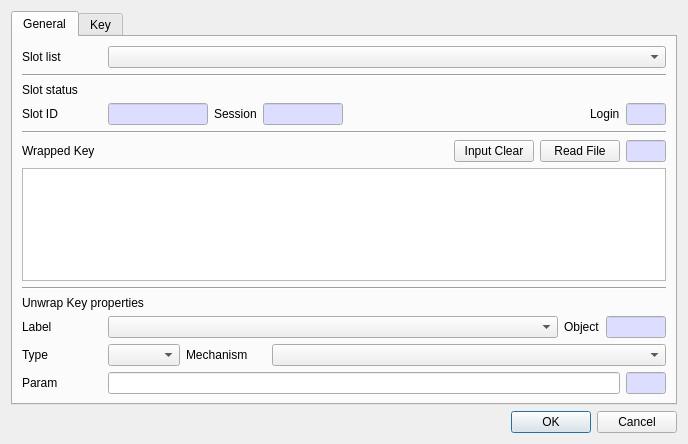
The window that CryptokiMan/unwrap_key_dlg.ui (jykim74/CryptokiMan) describes before a commit, drawn with Qt 5.
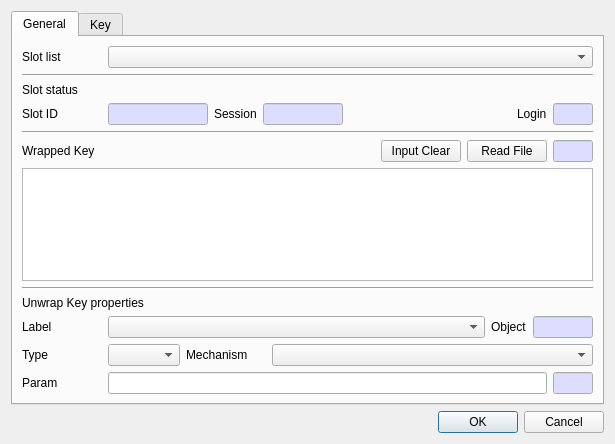
The same window after the commit.

```diff
--- a/CryptokiMan/unwrap_key_dlg.ui
+++ b/CryptokiMan/unwrap_key_dlg.ui
@@ -6,7 +6,7 @@
    <rect>
     <x>0</x>
     <y>0</y>
-    <width>688</width>
+    <width>585</width>
     <height>444</height>
    </rect>
   </property>
```
